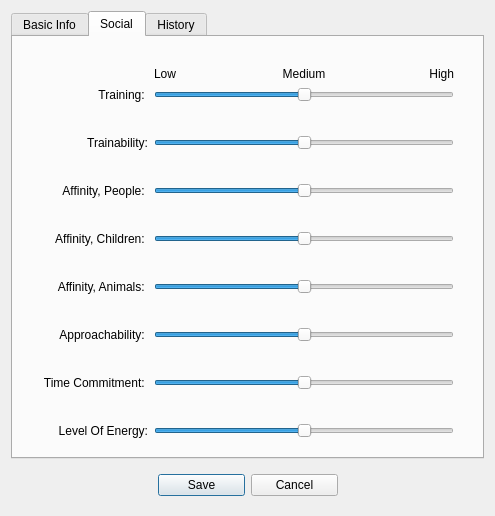
First picture: the form in interface/animalinputdialog.ui, repository ArclightEntertainment/arclight-placeholder, before the edit.
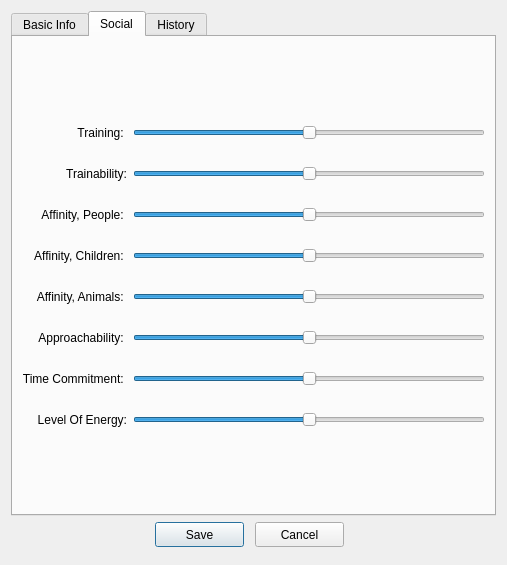
Second picture: the form after the edit. The open tabs and pages were chosen to show the change.

Commit message: Better list views, renamed main window, main window resizes

```diff
--- a/interface/animalinputdialog.ui
+++ b/interface/animalinputdialog.ui
@@ -6,14 +6,14 @@
    <rect>
     <x>0</x>
     <y>0</y>
-    <width>495</width>
-    <height>516</height>
+    <width>507</width>
+    <height>565</height>
    </rect>
   </property>
   <property name="windowTitle">
    <string>Add Animal</string>
   </property>
-  <layout class="QGridLayout" name="gridLayout_2">
+  <layout class="QGridLayout" name="gridLayout_3">
    <item row="0" column="0">
     <layout class="QVBoxLayout" name="layout">
      <item>
@@ -25,23 +25,16 @@
         </sizepolicy>
        </property>
        <property name="currentIndex">
-        <number>0</number>
+        <number>2</number>
        </property>
        <widget class="QWidget" name="basic">
         <attribute name="title">
          <string>Basic Info</string>
         </attribute>
-        <widget class="QWidget" name="gridLayoutWidget">
-         <property name="geometry">
-          <rect>
-           <x>30</x>
-           <y>30</y>
-           <width>411</width>
-           <height>402</height>
-          </rect>
-         </property>
+        <layout class="QGridLayout" name="gridLayout_2">
+         <item row="0" column="0">
          <layout class="QGridLayout" name="BasicInfo">
-          <item row="5" column="0">
+           <item row="3" column="0">
            <widget class="QLabel" name="breedLabel">
             <property name="text">
              <string>Breed:</string>
@@ -51,7 +44,7 @@
             </property>
            </widget>
           </item>
-          <item row="3" column="0">
+           <item row="2" column="0">
            <widget class="QLabel" name="speciesLabel">
             <property name="text">
              <string>Species:</string>
@@ -61,26 +54,13 @@
             </property>
            </widget>
           </item>
-          <item row="7" column="1">
+           <item row="4" column="1">
            <widget class="QLineEdit" name="expenditureLineEdit"/>
           </item>
-          <item row="4" column="1">
-           <spacer name="verticalSpacer_2">
-            <property name="orientation">
-             <enum>Qt::Vertical</enum>
-            </property>
-            <property name="sizeHint" stdset="0">
-             <size>
-              <width>20</width>
-              <height>40</height>
-             </size>
-            </property>
-           </spacer>
-          </item>
-          <item row="5" column="1">
+           <item row="3" column="1">
            <widget class="QLineEdit" name="breedLineEdit"/>
           </item>
-          <item row="9" column="0">
+           <item row="5" column="0">
            <widget class="QLabel" name="sexLabel">
             <property name="text">
              <string>Sex:</string>
@@ -90,7 +70,7 @@
             </property>
            </widget>
           </item>
-          <item row="7" column="0">
+           <item row="4" column="0">
            <widget class="QLabel" name="expenditureLabel">
             <property name="text">
              <string>Expenditure*:</string>
@@ -107,7 +87,7 @@
             </property>
            </widget>
           </item>
-          <item row="20" column="0">
+           <item row="13" column="0">
            <widget class="QLabel" name="bioLabel">
             <property name="text">
              <string>Biography</string>
@@ -117,85 +97,7 @@
             </property>
            </widget>
           </item>
-          <item row="14" column="1">
-           <spacer name="verticalSpacer_5">
-            <property name="orientation">
-             <enum>Qt::Vertical</enum>
-            </property>
-            <property name="sizeHint" stdset="0">
-             <size>
-              <width>20</width>
-              <height>60</height>
-             </size>
-            </property>
-           </spacer>
-          </item>
-          <item row="6" column="1">
-           <spacer name="verticalSpacer_11">
-            <property name="orientation">
-             <enum>Qt::Vertical</enum>
-            </property>
-            <property name="sizeHint" stdset="0">
-             <size>
-              <width>20</width>
-              <height>40</height>
-             </size>
-            </property>
-           </spacer>
-          </item>
-          <item row="8" column="1">
-           <spacer name="verticalSpacer_3">
-            <property name="orientation">
-             <enum>Qt::Vertical</enum>
-            </property>
-            <property name="sizeHint" stdset="0">
-             <size>
-              <width>20</width>
-              <height>40</height>
-             </size>
-            </property>
-           </spacer>
-          </item>
-          <item row="0" column="2">
-           <spacer name="horizontalSpacer">
-            <property name="orientation">
-             <enum>Qt::Horizontal</enum>
-            </property>
-            <property name="sizeHint" stdset="0">
-             <size>
-              <width>40</width>
-              <height>20</height>
-             </size>
-            </property>
-           </spacer>
-          </item>
-          <item row="10" column="1">
-           <spacer name="verticalSpacer_4">
-            <property name="orientation">
-             <enum>Qt::Vertical</enum>
-            </property>
-            <property name="sizeHint" stdset="0">
-             <size>
-              <width>20</width>
-              <height>40</height>
-             </size>
-            </property>
-           </spacer>
-          </item>
-          <item row="21" column="1">
-           <spacer name="verticalSpacer_6">
-            <property name="orientation">
-             <enum>Qt::Vertical</enum>
-            </property>
-            <property name="sizeHint" stdset="0">
-             <size>
-              <width>20</width>
-              <height>58</height>
-             </size>
-            </property>
-           </spacer>
-          </item>
-          <item row="18" column="0" colspan="3">
+           <item row="12" column="0" colspan="3">
            <widget class="Line" name="line">
             <property name="orientation">
              <enum>Qt::Horizontal</enum>
@@ -203,19 +105,6 @@
            </widget>
           </item>
           <item row="2" column="1">
-           <spacer name="verticalSpacer">
-            <property name="orientation">
-             <enum>Qt::Vertical</enum>
-            </property>
-            <property name="sizeHint" stdset="0">
-             <size>
-              <width>20</width>
-              <height>40</height>
-             </size>
-            </property>
-           </spacer>
-          </item>
-          <item row="3" column="1">
            <widget class="QComboBox" name="speciesSelector">
             <item>
              <property name="text">
@@ -234,23 +123,10 @@
             </item>
            </widget>
           </item>
-          <item row="20" column="1">
+           <item row="13" column="1">
            <widget class="QTextEdit" name="bioTextEdit"/>
           </item>
-          <item row="19" column="1">
-           <spacer name="verticalSpacer_7">
-            <property name="orientation">
-             <enum>Qt::Vertical</enum>
-            </property>
-            <property name="sizeHint" stdset="0">
-             <size>
-              <width>20</width>
-              <height>60</height>
-             </size>
-            </property>
-           </spacer>
-          </item>
-          <item row="9" column="1">
+           <item row="5" column="1">
            <widget class="QComboBox" name="sexSelector">
             <property name="maximumSize">
              <size>
@@ -275,7 +151,7 @@
             </item>
            </widget>
           </item>
-          <item row="11" column="0">
+           <item row="6" column="0">
            <widget class="QLabel" name="ageLabel">
             <property name="text">
              <string>Age:</string>
@@ -320,7 +196,7 @@
             </property>
            </widget>
           </item>
-          <item row="11" column="1">
+           <item row="6" column="1">
            <layout class="QHBoxLayout" name="horizontalLayout_3">
             <item>
              <widget class="QSpinBox" name="ageSpinBox">
@@ -360,7 +236,7 @@
             </item>
            </layout>
           </item>
-          <item row="12" column="0">
+           <item row="7" column="0">
            <widget class="QLabel" name="careLabel">
             <property name="text">
              <string>Level Of Care:</string>
@@ -370,7 +246,7 @@
             </property>
            </widget>
           </item>
-          <item row="12" column="1">
+           <item row="7" column="1">
            <widget class="QSlider" name="careSlider">
             <property name="maximum">
              <number>2</number>
@@ -384,160 +260,27 @@
            </widget>
           </item>
          </layout>
-        </widget>
+         </item>
+        </layout>
        </widget>
        <widget class="QWidget" name="social">
         <attribute name="title">
          <string>Social</string>
         </attribute>
-        <widget class="QWidget" name="gridLayoutWidget_2">
-         <property name="geometry">
-          <rect>
-           <x>30</x>
-           <y>30</y>
-           <width>411</width>
-           <height>371</height>
-          </rect>
-         </property>
+        <layout class="QGridLayout" name="gridLayout_4">
+         <item row="0" column="0">
          <layout class="QGridLayout" name="SocialInfo">
-          <item row="0" column="1">
-           <layout class="QHBoxLayout" name="horizontalLayout">
-            <item>
-             <widget class="QLabel" name="label">
-              <property name="maximumSize">
-               <size>
-                <width>16777215</width>
-                <height>20</height>
-               </size>
-              </property>
+           <item row="9" column="0">
+            <widget class="QLabel" name="animalLabel">
               <property name="text">
-               <string>Low</string>
-              </property>
-             </widget>
-            </item>
-            <item>
-             <widget class="QLabel" name="label_2">
-              <property name="maximumSize">
-               <size>
-                <width>16777215</width>
-                <height>20</height>
-               </size>
-              </property>
-              <property name="text">
-               <string>Medium</string>
-              </property>
+              <string>   Affinity, Animals: </string>
+             </property>
               <property name="alignment">
-               <set>Qt::AlignCenter</set>
-              </property>
-             </widget>
-            </item>
-            <item>
-             <widget class="QLabel" name="label_3">
-              <property name="maximumSize">
-               <size>
-                <width>16777215</width>
-                <height>20</height>
-               </size>
-              </property>
-              <property name="text">
-               <string>High</string>
-              </property>
-              <property name="alignment">
                <set>Qt::AlignRight|Qt::AlignTrailing|Qt::AlignVCenter</set>
               </property>
              </widget>
             </item>
-           </layout>
-          </item>
-          <item row="12" column="0">
-           <widget class="QLabel" name="approachabilityLabel">
-            <property name="text">
-             <string>    Approachability: </string>
-            </property>
-            <property name="alignment">
-             <set>Qt::AlignRight|Qt::AlignTrailing|Qt::AlignVCenter</set>
-            </property>
-           </widget>
-          </item>
-          <item row="6" column="1">
-           <widget class="QSlider" name="peopleSlider">
-            <property name="maximum">
-             <number>2</number>
-            </property>
-            <property name="sliderPosition">
-             <number>1</number>
-            </property>
-            <property name="orientation">
-             <enum>Qt::Horizontal</enum>
-            </property>
-           </widget>
-          </item>
-          <item row="4" column="1">
-           <widget class="QSlider" name="trainabilitySlider">
-            <property name="maximum">
-             <number>2</number>
-            </property>
-            <property name="sliderPosition">
-             <number>1</number>
-            </property>
-            <property name="orientation">
-             <enum>Qt::Horizontal</enum>
-            </property>
-           </widget>
-          </item>
-          <item row="2" column="1">
-           <widget class="QSlider" name="trainingSlider">
-            <property name="maximum">
-             <number>2</number>
-            </property>
-            <property name="sliderPosition">
-             <number>1</number>
-            </property>
-            <property name="orientation">
-             <enum>Qt::Horizontal</enum>
-            </property>
-           </widget>
-          </item>
-          <item row="7" column="1">
-           <spacer name="verticalSpacer_16">
-            <property name="orientation">
-             <enum>Qt::Vertical</enum>
-            </property>
-            <property name="sizeHint" stdset="0">
-             <size>
-              <width>20</width>
-              <height>40</height>
-             </size>
-            </property>
-           </spacer>
-          </item>
-          <item row="8" column="1">
-           <widget class="QSlider" name="childSlider">
-            <property name="maximum">
-             <number>2</number>
-            </property>
-            <property name="sliderPosition">
-             <number>1</number>
-            </property>
-            <property name="orientation">
-             <enum>Qt::Horizontal</enum>
-            </property>
-           </widget>
-          </item>
-          <item row="11" column="1">
-           <spacer name="verticalSpacer_18">
-            <property name="orientation">
-             <enum>Qt::Vertical</enum>
-            </property>
-            <property name="sizeHint" stdset="0">
-             <size>
-              <width>20</width>
-              <height>40</height>
-             </size>
-            </property>
-           </spacer>
-          </item>
-          <item row="8" column="0">
+           <item row="7" column="0">
            <widget class="QLabel" name="childLabel">
             <property name="text">
              <string>   Affinity, Children: </string>
@@ -547,7 +290,17 @@
             </property>
            </widget>
           </item>
-          <item row="2" column="0">
+           <item row="5" column="0">
+            <widget class="QLabel" name="peopleLabel">
+             <property name="text">
+              <string>     Affinity, People: </string>
+             </property>
+             <property name="alignment">
+              <set>Qt::AlignRight|Qt::AlignTrailing|Qt::AlignVCenter</set>
+             </property>
+            </widget>
+           </item>
+           <item row="1" column="0">
            <widget class="QLabel" name="trainingLabel">
             <property name="text">
              <string>                Training: </string>
@@ -557,17 +310,7 @@
             </property>
            </widget>
           </item>
-          <item row="16" column="0">
-           <widget class="QLabel" name="energyLabel">
-            <property name="text">
-             <string>Level Of Energy:</string>
-            </property>
-            <property name="alignment">
-             <set>Qt::AlignRight|Qt::AlignTrailing|Qt::AlignVCenter</set>
-            </property>
-           </widget>
-          </item>
-          <item row="14" column="0">
+           <item row="13" column="0">
            <widget class="QLabel" name="timeLabel">
             <property name="text">
              <string>Time Commitment: </string>
@@ -577,17 +320,82 @@
             </property>
            </widget>
           </item>
-          <item row="6" column="0">
-           <widget class="QLabel" name="peopleLabel">
+           <item row="11" column="0">
+            <widget class="QLabel" name="approachabilityLabel">
             <property name="text">
-             <string>     Affinity, People: </string>
+              <string>    Approachability: </string>
             </property>
             <property name="alignment">
              <set>Qt::AlignRight|Qt::AlignTrailing|Qt::AlignVCenter</set>
             </property>
            </widget>
           </item>
-          <item row="14" column="1">
+           <item row="1" column="1">
+            <widget class="QSlider" name="trainingSlider">
+             <property name="maximum">
+              <number>2</number>
+             </property>
+             <property name="sliderPosition">
+              <number>1</number>
+             </property>
+             <property name="orientation">
+              <enum>Qt::Horizontal</enum>
+             </property>
+            </widget>
+           </item>
+           <item row="5" column="1">
+            <widget class="QSlider" name="peopleSlider">
+             <property name="maximum">
+              <number>2</number>
+             </property>
+             <property name="sliderPosition">
+              <number>1</number>
+             </property>
+             <property name="orientation">
+              <enum>Qt::Horizontal</enum>
+             </property>
+            </widget>
+           </item>
+           <item row="7" column="1">
+            <widget class="QSlider" name="childSlider">
+             <property name="maximum">
+              <number>2</number>
+             </property>
+             <property name="sliderPosition">
+              <number>1</number>
+             </property>
+             <property name="orientation">
+              <enum>Qt::Horizontal</enum>
+             </property>
+            </widget>
+           </item>
+           <item row="9" column="1">
+            <widget class="QSlider" name="animalSlider">
+             <property name="maximum">
+              <number>2</number>
+             </property>
+             <property name="sliderPosition">
+              <number>1</number>
+             </property>
+             <property name="orientation">
+              <enum>Qt::Horizontal</enum>
+             </property>
+            </widget>
+           </item>
+           <item row="11" column="1">
+            <widget class="QSlider" name="approachabilitySlider">
+             <property name="maximum">
+              <number>2</number>
+             </property>
+             <property name="sliderPosition">
+              <number>1</number>
+             </property>
+             <property name="orientation">
+              <enum>Qt::Horizontal</enum>
+             </property>
+            </widget>
+           </item>
+           <item row="13" column="1">
            <widget class="QSlider" name="timeSlider">
             <property name="maximum">
              <number>2</number>
@@ -600,20 +408,7 @@
             </property>
            </widget>
           </item>
-          <item row="9" column="1">
-           <spacer name="verticalSpacer_17">
-            <property name="orientation">
-             <enum>Qt::Vertical</enum>
-            </property>
-            <property name="sizeHint" stdset="0">
-             <size>
-              <width>20</width>
-              <height>40</height>
-             </size>
-            </property>
-           </spacer>
-          </item>
-          <item row="4" column="0">
+           <item row="3" column="0">
            <widget class="QLabel" name="trainabilityLabel">
             <property name="text">
              <string>           Trainability:</string>
@@ -623,83 +418,21 @@
             </property>
            </widget>
           </item>
-          <item row="10" column="0">
-           <widget class="QLabel" name="animalLabel">
-            <property name="text">
-             <string>   Affinity, Animals: </string>
-            </property>
-            <property name="alignment">
-             <set>Qt::AlignRight|Qt::AlignTrailing|Qt::AlignVCenter</set>
-            </property>
-           </widget>
-          </item>
-          <item row="5" column="1">
-           <spacer name="verticalSpacer_15">
-            <property name="orientation">
-             <enum>Qt::Vertical</enum>
-            </property>
-            <property name="sizeHint" stdset="0">
-             <size>
-              <width>20</width>
-              <height>40</height>
-             </size>
-            </property>
-           </spacer>
-          </item>
-          <item row="16" column="1">
-           <widget class="QSlider" name="energySlider">
-            <property name="maximum">
-             <number>2</number>
-            </property>
-            <property name="sliderPosition">
-             <number>1</number>
-            </property>
-            <property name="orientation">
-             <enum>Qt::Horizontal</enum>
-            </property>
-           </widget>
-          </item>
-          <item row="12" column="1">
-           <widget class="QSlider" name="approachabilitySlider">
-            <property name="maximum">
-             <number>2</number>
-            </property>
-            <property name="sliderPosition">
-             <number>1</number>
-            </property>
-            <property name="orientation">
-             <enum>Qt::Horizontal</enum>
-            </property>
-           </widget>
-          </item>
           <item row="3" column="1">
-           <spacer name="verticalSpacer_14">
+            <widget class="QSlider" name="trainabilitySlider">
+             <property name="maximum">
+              <number>2</number>
+             </property>
+             <property name="sliderPosition">
+              <number>1</number>
+             </property>
             <property name="orientation">
-             <enum>Qt::Vertical</enum>
-            </property>
-            <property name="sizeHint" stdset="0">
-             <size>
-              <width>20</width>
-              <height>40</height>
-             </size>
-            </property>
-           </spacer>
+              <enum>Qt::Horizontal</enum>
+             </property>
+            </widget>
           </item>
           <item row="15" column="1">
-           <spacer name="verticalSpacer_20">
-            <property name="orientation">
-             <enum>Qt::Vertical</enum>
-            </property>
-            <property name="sizeHint" stdset="0">
-             <size>
-              <width>20</width>
-              <height>40</height>
-             </size>
-            </property>
-           </spacer>
-          </item>
-          <item row="10" column="1">
-           <widget class="QSlider" name="animalSlider">
+            <widget class="QSlider" name="energySlider">
             <property name="maximum">
              <number>2</number>
             </property>
@@ -711,104 +444,186 @@
             </property>
            </widget>
           </item>
-          <item row="13" column="1">
-           <spacer name="verticalSpacer_19">
+           <item row="2" column="1">
+            <spacer name="verticalSpacer_2">
             <property name="orientation">
              <enum>Qt::Vertical</enum>
             </property>
+             <property name="sizeType">
+              <enum>QSizePolicy::Fixed</enum>
+             </property>
             <property name="sizeHint" stdset="0">
              <size>
               <width>20</width>
-              <height>40</height>
+               <height>20</height>
              </size>
             </property>
            </spacer>
           </item>
-         </layout>
-        </widget>
+           <item row="15" column="0">
+            <widget class="QLabel" name="energyLabel">
+             <property name="text">
+              <string>Level Of Energy:</string>
+             </property>
+             <property name="alignment">
+              <set>Qt::AlignRight|Qt::AlignTrailing|Qt::AlignVCenter</set>
+             </property>
+            </widget>
+           </item>
+           <item row="12" column="1">
+            <spacer name="verticalSpacer_5">
+             <property name="orientation">
+              <enum>Qt::Vertical</enum>
+             </property>
+             <property name="sizeType">
+              <enum>QSizePolicy::Fixed</enum>
+             </property>
+             <property name="sizeHint" stdset="0">
+              <size>
+               <width>20</width>
+               <height>20</height>
+              </size>
+             </property>
+            </spacer>
+           </item>
+           <item row="4" column="1">
+            <spacer name="verticalSpacer_3">
+             <property name="orientation">
+              <enum>Qt::Vertical</enum>
+             </property>
+             <property name="sizeType">
+              <enum>QSizePolicy::Fixed</enum>
+             </property>
+             <property name="sizeHint" stdset="0">
+              <size>
+               <width>20</width>
+               <height>20</height>
+              </size>
+             </property>
+            </spacer>
+           </item>
+           <item row="14" column="1">
+            <spacer name="verticalSpacer_4">
+             <property name="orientation">
+              <enum>Qt::Vertical</enum>
+             </property>
+             <property name="sizeType">
+              <enum>QSizePolicy::Fixed</enum>
+             </property>
+             <property name="sizeHint" stdset="0">
+              <size>
+               <width>20</width>
+               <height>20</height>
+              </size>
+             </property>
+            </spacer>
+           </item>
+           <item row="8" column="1">
+            <spacer name="verticalSpacer_7">
+             <property name="orientation">
+              <enum>Qt::Vertical</enum>
+             </property>
+             <property name="sizeType">
+              <enum>QSizePolicy::Fixed</enum>
+             </property>
+             <property name="sizeHint" stdset="0">
+              <size>
+               <width>20</width>
+               <height>20</height>
+              </size>
+             </property>
+            </spacer>
+           </item>
+           <item row="6" column="1">
+            <spacer name="verticalSpacer_10">
+             <property name="orientation">
+              <enum>Qt::Vertical</enum>
+             </property>
+             <property name="sizeType">
+              <enum>QSizePolicy::Fixed</enum>
+             </property>
+             <property name="sizeHint" stdset="0">
+              <size>
+               <width>20</width>
+               <height>20</height>
+              </size>
+             </property>
+            </spacer>
+           </item>
+           <item row="10" column="1">
+            <spacer name="verticalSpacer_6">
+             <property name="orientation">
+              <enum>Qt::Vertical</enum>
+             </property>
+             <property name="sizeType">
+              <enum>QSizePolicy::Fixed</enum>
+             </property>
+             <property name="sizeHint" stdset="0">
+              <size>
+               <width>20</width>
+               <height>20</height>
+              </size>
+             </property>
+            </spacer>
+           </item>
+           <item row="0" column="1">
+            <spacer name="verticalSpacer_11">
+             <property name="orientation">
+              <enum>Qt::Vertical</enum>
+             </property>
+             <property name="sizeHint" stdset="0">
+              <size>
+               <width>20</width>
+               <height>40</height>
+              </size>
+             </property>
+            </spacer>
+           </item>
+           <item row="16" column="1">
+            <spacer name="verticalSpacer_12">
+             <property name="orientation">
+              <enum>Qt::Vertical</enum>
+             </property>
+             <property name="sizeHint" stdset="0">
+              <size>
+               <width>20</width>
+               <height>40</height>
+              </size>
+             </property>
+            </spacer>
+           </item>
+          </layout>
+         </item>
+        </layout>
        </widget>
        <widget class="QWidget" name="history">
         <attribute name="title">
          <string>History</string>
         </attribute>
-        <widget class="QWidget" name="gridLayoutWidget_3">
-         <property name="geometry">
-          <rect>
-           <x>30</x>
-           <y>30</y>
-           <width>411</width>
-           <height>341</height>
-          </rect>
-         </property>
+        <layout class="QGridLayout" name="gridLayout_5">
+         <item row="0" column="0">
          <layout class="QGridLayout" name="gridLayout">
-          <item row="5" column="0">
-           <widget class="QLabel" name="mobLabel">
-            <property name="text">
-             <string>         Mobility Needs: </string>
-            </property>
-           </widget>
-          </item>
-          <item row="4" column="2">
-           <spacer name="verticalSpacer_10">
+           <item row="0" column="2">
+            <spacer name="verticalSpacer_9">
             <property name="orientation">
              <enum>Qt::Vertical</enum>
             </property>
             <property name="sizeHint" stdset="0">
              <size>
               <width>20</width>
-              <height>10</height>
+               <height>40</height>
              </size>
             </property>
            </spacer>
           </item>
-          <item row="7" column="0">
+           <item row="5" column="0">
            <widget class="QLabel" name="label_4">
             <property name="text">
              <string>               Disabilities: </string>
             </property>
            </widget>
           </item>
-          <item row="3" column="2">
-           <widget class="QLineEdit" name="dietLineEdit">
-            <property name="text">
-             <string/>
-            </property>
-            <property name="echoMode">
-             <enum>QLineEdit::Normal</enum>
-            </property>
-            <property name="placeholderText">
-             <string>Dietary Restrictions</string>
-            </property>
-           </widget>
-          </item>
-          <item row="3" column="0">
-           <widget class="QLabel" name="dietLabel">
-            <property name="text">
-             <string> Dietary Restrictions: </string>
-            </property>
-           </widget>
-          </item>
-          <item row="11" column="2">
-           <spacer name="verticalSpacer_9">
-            <property name="orientation">
-             <enum>Qt::Vertical</enum>
-            </property>
-            <property name="sizeHint" stdset="0">
-             <size>
-              <width>20</width>
-              <height>40</height>
-             </size>
-            </property>
-           </spacer>
-          </item>
           <item row="7" column="2">
-           <widget class="QLineEdit" name="disabLineEdit">
-            <property name="placeholderText">
-             <string>Physical Disabilities</string>
-            </property>
-           </widget>
-          </item>
-          <item row="12" column="2">
            <widget class="QTextEdit" name="aHistTextEdit">
             <property name="sizePolicy">
              <sizepolicy hsizetype="Expanding" vsizetype="Fixed">
@@ -824,13 +639,16 @@
             </property>
            </widget>
           </item>
-          <item row="9" column="2">
+           <item row="1" column="2">
            <layout class="QHBoxLayout" name="immunizedLayout">
             <item>
              <spacer name="horizontalSpacer_4">
               <property name="orientation">
                <enum>Qt::Horizontal</enum>
               </property>
+               <property name="sizeType">
+                <enum>QSizePolicy::Fixed</enum>
+               </property>
               <property name="sizeHint" stdset="0">
                <size>
                 <width>40</width>
@@ -861,54 +679,78 @@
             </item>
            </layout>
           </item>
+           <item row="3" column="2">
+            <widget class="QLineEdit" name="dietLineEdit">
+             <property name="text">
+              <string/>
+             </property>
+             <property name="echoMode">
+              <enum>QLineEdit::Normal</enum>
+             </property>
+             <property name="placeholderText">
+              <string>Dietary Restrictions</string>
+             </property>
+            </widget>
+           </item>
           <item row="5" column="2">
-           <widget class="QLineEdit" name="mobilityLineEdit">
+            <widget class="QLineEdit" name="disabLineEdit">
             <property name="placeholderText">
-             <string>Mobility Restrictions</string>
+              <string>Physical Disabilities</string>
             </property>
            </widget>
           </item>
-          <item row="9" column="0">
-           <widget class="QLabel" name="immunizedLabel">
+           <item row="4" column="0">
+            <widget class="QLabel" name="mobLabel">
             <property name="text">
-             <string>              Immunized: </string>
+              <string>         Mobility Needs: </string>
             </property>
            </widget>
           </item>
-          <item row="8" column="2">
-           <spacer name="verticalSpacer_8">
-            <property name="orientation">
-             <enum>Qt::Vertical</enum>
-            </property>
-            <property name="sizeHint" stdset="0">
-             <size>
-              <width>20</width>
-              <height>10</height>
-             </size>
-            </property>
-           </spacer>
-          </item>
-          <item row="12" column="0">
+           <item row="7" column="0">
            <widget class="QLabel" name="aHistLabel">
             <property name="text">
              <string>      History of Abuse: </string>
             </property>
            </widget>
           </item>
+           <item row="1" column="0">
+            <widget class="QLabel" name="immunizedLabel">
+             <property name="text">
+              <string>              Immunized: </string>
+             </property>
+            </widget>
+           </item>
+           <item row="3" column="0">
+            <widget class="QLabel" name="dietLabel">
+             <property name="text">
+              <string> Dietary Restrictions: </string>
+             </property>
+            </widget>
+           </item>
+           <item row="4" column="2">
+            <widget class="QLineEdit" name="mobilityLineEdit">
+             <property name="placeholderText">
+              <string>Mobility Restrictions</string>
+             </property>
+            </widget>
+           </item>
           <item row="6" column="2">
-           <spacer name="verticalSpacer_12">
+            <spacer name="verticalSpacer">
             <property name="orientation">
              <enum>Qt::Vertical</enum>
             </property>
+             <property name="sizeType">
+              <enum>QSizePolicy::Fixed</enum>
+             </property>
             <property name="sizeHint" stdset="0">
              <size>
-              <width>5</width>
-              <height>10</height>
+               <width>20</width>
+               <height>40</height>
              </size>
             </property>
            </spacer>
           </item>
-          <item row="2" column="2">
+           <item row="8" column="2">
            <spacer name="verticalSpacer_13">
             <property name="orientation">
              <enum>Qt::Vertical</enum>
@@ -921,8 +763,25 @@
             </property>
            </spacer>
           </item>
-         </layout>
-        </widget>
+           <item row="2" column="2">
+            <spacer name="verticalSpacer_8">
+             <property name="orientation">
+              <enum>Qt::Vertical</enum>
+             </property>
+             <property name="sizeType">
+              <enum>QSizePolicy::Fixed</enum>
+             </property>
+             <property name="sizeHint" stdset="0">
+              <size>
+               <width>20</width>
+               <height>40</height>
+              </size>
+             </property>
+            </spacer>
+           </item>
+          </layout>
+         </item>
+        </layout>
        </widget>
       </widget>
      </item>
@@ -955,16 +814,28 @@
          <property name="autoFillBackground">
           <bool>false</bool>
          </property>
-         <layout class="QGridLayout" name="gridLayout_3">
-          <item row="0" column="0">
            <widget class="QPushButton" name="saveButton">
+          <property name="geometry">
+           <rect>
+            <x>0</x>
+            <y>0</y>
+            <width>89</width>
+            <height>25</height>
+           </rect>
+          </property>
             <property name="text">
              <string>Save</string>
             </property>
            </widget>
-          </item>
-          <item row="0" column="1">
            <widget class="QPushButton" name="cancelButton">
+          <property name="geometry">
+           <rect>
+            <x>100</x>
+            <y>0</y>
+            <width>89</width>
+            <height>25</height>
+           </rect>
+          </property>
             <property name="text">
              <string>Cancel</string>
             </property>
@@ -972,8 +843,6 @@
              <bool>false</bool>
             </property>
            </widget>
-          </item>
-         </layout>
         </widget>
        </item>
        <item>
```
Lines whose indentation alone changed are shown as unchanged. The commit also changes 6 other files.
